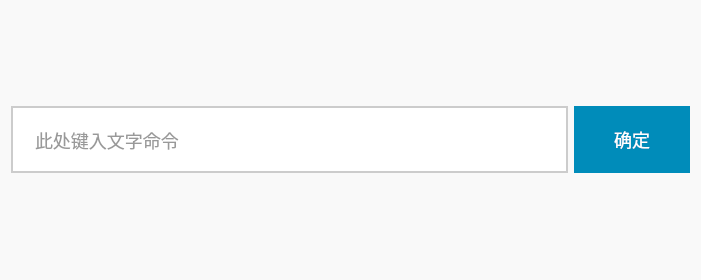
This is feather_hotkey/searchbar.ui in xmsociety/DesktopTools as Qt 5 draws it before an edit. The edited form follows.
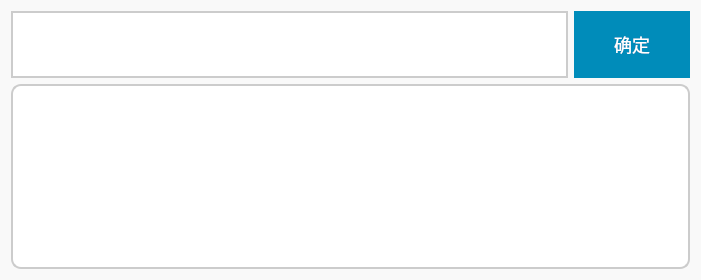
This is the edited form.

Commit message: add listview & and maybe i will delete button

What changed in the file:
```diff
--- a/feather_hotkey/searchbar.ui
+++ b/feather_hotkey/searchbar.ui
@@ -2,6 +2,9 @@
 <ui version="4.0">
  <class>SearchBar</class>
  <widget class="QWidget" name="SearchBar">
+  <property name="enabled">
+   <bool>true</bool>
+  </property>
   <property name="geometry">
    <rect>
     <x>0</x>
@@ -21,24 +24,11 @@
   </property>
   <layout class="QHBoxLayout" name="horizontalLayout_2">
    <item>
-    <layout class="QHBoxLayout" name="horizontalLayout">
+    <layout class="QVBoxLayout" name="verticalLayout">
+     <item>
+      <layout class="QHBoxLayout" name="horizontalLayout_3">
      <item>
       <widget class="QLineEdit" name="lineEdit">
-       <property name="minimumSize">
-        <size>
-         <width>520</width>
-         <height>32</height>
-        </size>
-       </property>
-       <property name="font">
-        <font>
-         <family>Arial</family>
-         <pointsize>-1</pointsize>
-        </font>
-       </property>
-       <property name="layoutDirection">
-        <enum>Qt::LeftToRight</enum>
-       </property>
        <property name="styleSheet">
         <string notr="true">            background-color: #FFFFFF;
             border-radius: 40px;
@@ -47,9 +37,6 @@
             font-size: 18px;
             font-family: Arial, sans-serif;</string>
        </property>
-       <property name="placeholderText">
-        <string>此处键入文字命令</string>
-       </property>
       </widget>
      </item>
      <item>
@@ -65,6 +52,26 @@
        </property>
        <property name="text">
         <string>确定</string>
+         </property>
+        </widget>
+       </item>
+      </layout>
+     </item>
+     <item>
+      <widget class="QListView" name="listView">
+       <property name="enabled">
+        <bool>true</bool>
+       </property>
+       <property name="styleSheet">
+        <string notr="true">background-color: #FFFFFF;
+border-radius: 10px;
+border: 2px solid #CCCCCC;
+padding: 20px;
+font-size: 18px;
+font-family: Arial, sans-serif;</string>
+       </property>
+       <property name="locale">
+        <locale language="Chinese" country="China"/>
        </property>
       </widget>
      </item>
```
Lines whose indentation alone changed are shown as unchanged. The commit also changes 2 other files.
